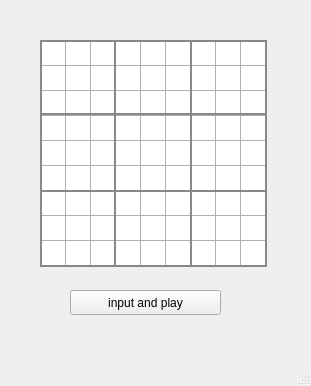
Above: sudoku/custom.ui from axwl03/2018-pd2-Project2 before the change. Below: the same form after it.
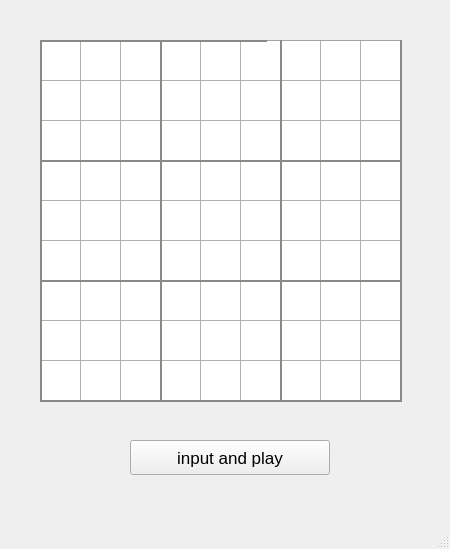
That is the form after the change.

```diff
--- a/sudoku/custom.ui
+++ b/sudoku/custom.ui
@@ -6,8 +6,8 @@
    <rect>
     <x>0</x>
     <y>0</y>
-    <width>311</width>
-    <height>386</height>
+    <width>450</width>
+    <height>549</height>
    </rect>
   </property>
   <property name="windowTitle">
@@ -19,8 +19,8 @@
      <rect>
       <x>40</x>
       <y>40</y>
-      <width>227</width>
-      <height>227</height>
+      <width>362</width>
+      <height>362</height>
      </rect>
     </property>
     <property name="sizePolicy">
@@ -489,6 +489,11 @@
       </disabled>
      </palette>
     </property>
+    <property name="font">
+     <font>
+      <pointsize>13</pointsize>
+     </font>
+    </property>
     <property name="cursor" stdset="0">
      <cursorShape>PointingHandCursor</cursorShape>
     </property>
@@ -556,7 +561,7 @@
      <bool>false</bool>
     </attribute>
     <attribute name="horizontalHeaderDefaultSectionSize">
-     <number>25</number>
+     <number>40</number>
     </attribute>
     <attribute name="horizontalHeaderHighlightSections">
      <bool>false</bool>
@@ -565,7 +570,7 @@
      <bool>false</bool>
     </attribute>
     <attribute name="verticalHeaderDefaultSectionSize">
-     <number>25</number>
+     <number>40</number>
     </attribute>
     <attribute name="verticalHeaderHighlightSections">
      <bool>false</bool>
@@ -1244,8 +1249,8 @@
     <property name="geometry">
      <rect>
       <x>40</x>
-      <y>190</y>
-      <width>227</width>
+      <y>280</y>
+      <width>362</width>
       <height>2</height>
      </rect>
     </property>
@@ -1683,7 +1688,7 @@
       <x>40</x>
       <y>40</y>
       <width>2</width>
-      <height>227</height>
+      <height>362</height>
      </rect>
     </property>
     <property name="palette">
@@ -1791,8 +1796,8 @@
     <property name="geometry">
      <rect>
       <x>40</x>
-      <y>113</y>
-      <width>227</width>
+      <y>160</y>
+      <width>362</width>
       <height>2</height>
      </rect>
     </property>
@@ -2228,8 +2233,8 @@
     <property name="geometry">
      <rect>
       <x>40</x>
-      <y>265</y>
-      <width>227</width>
+      <y>400</y>
+      <width>362</width>
       <height>2</height>
      </rect>
     </property>
@@ -2664,10 +2669,10 @@
    <widget class="Line" name="line_3">
     <property name="geometry">
      <rect>
-      <x>114</x>
+      <x>160</x>
       <y>40</y>
       <width>2</width>
-      <height>227</height>
+      <height>362</height>
      </rect>
     </property>
     <property name="palette">
@@ -2774,10 +2779,10 @@
    <widget class="Line" name="line_4">
     <property name="geometry">
      <rect>
-      <x>190</x>
+      <x>280</x>
       <y>40</y>
       <width>2</width>
-      <height>227</height>
+      <height>362</height>
      </rect>
     </property>
     <property name="palette">
@@ -2884,10 +2889,10 @@
    <widget class="Line" name="line_7">
     <property name="geometry">
      <rect>
-      <x>265</x>
+      <x>400</x>
       <y>40</y>
       <width>2</width>
-      <height>227</height>
+      <height>362</height>
      </rect>
     </property>
     <property name="palette">
@@ -3431,12 +3436,17 @@
    <widget class="QPushButton" name="inputButton">
     <property name="geometry">
      <rect>
-      <x>70</x>
-      <y>290</y>
-      <width>151</width>
-      <height>25</height>
+      <x>130</x>
+      <y>440</y>
+      <width>200</width>
+      <height>35</height>
      </rect>
     </property>
+    <property name="font">
+     <font>
+      <pointsize>13</pointsize>
+     </font>
+    </property>
     <property name="text">
      <string>input and play</string>
     </property>
```
Left out of the diff: 2 changed lines with no effect on the pictures.
